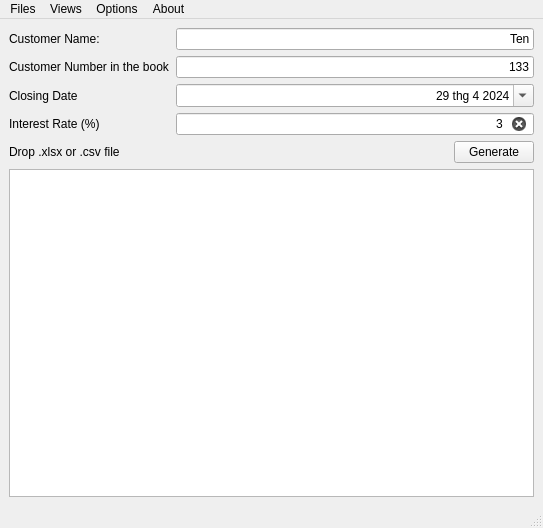
Achicken7301/Debt-Calculation, file ui/main_ui.ui: the form before one commit.
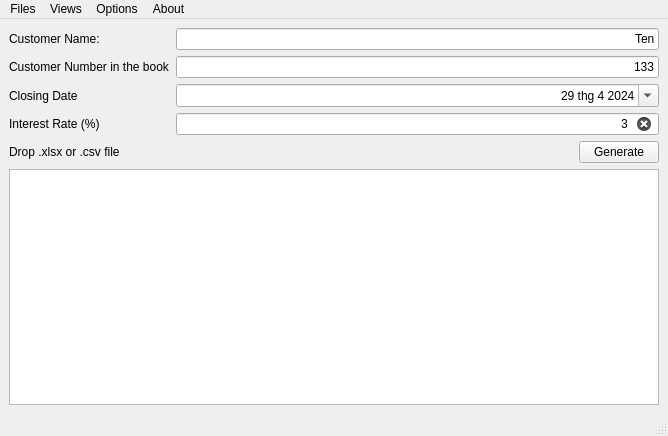
The form after the commit.

What changed in the file:
```diff
--- a/ui/main_ui.ui
+++ b/ui/main_ui.ui
@@ -6,8 +6,8 @@
    <rect>
     <x>0</x>
     <y>0</y>
-    <width>543</width>
-    <height>528</height>
+    <width>668</width>
+    <height>436</height>
    </rect>
   </property>
   <property name="acceptDrops">
@@ -175,7 +175,7 @@
     <rect>
      <x>0</x>
      <y>0</y>
-     <width>543</width>
+     <width>668</width>
      <height>21</height>
     </rect>
    </property>
```
Left out of the diff: 7 changed lines with no effect on the pictures.
